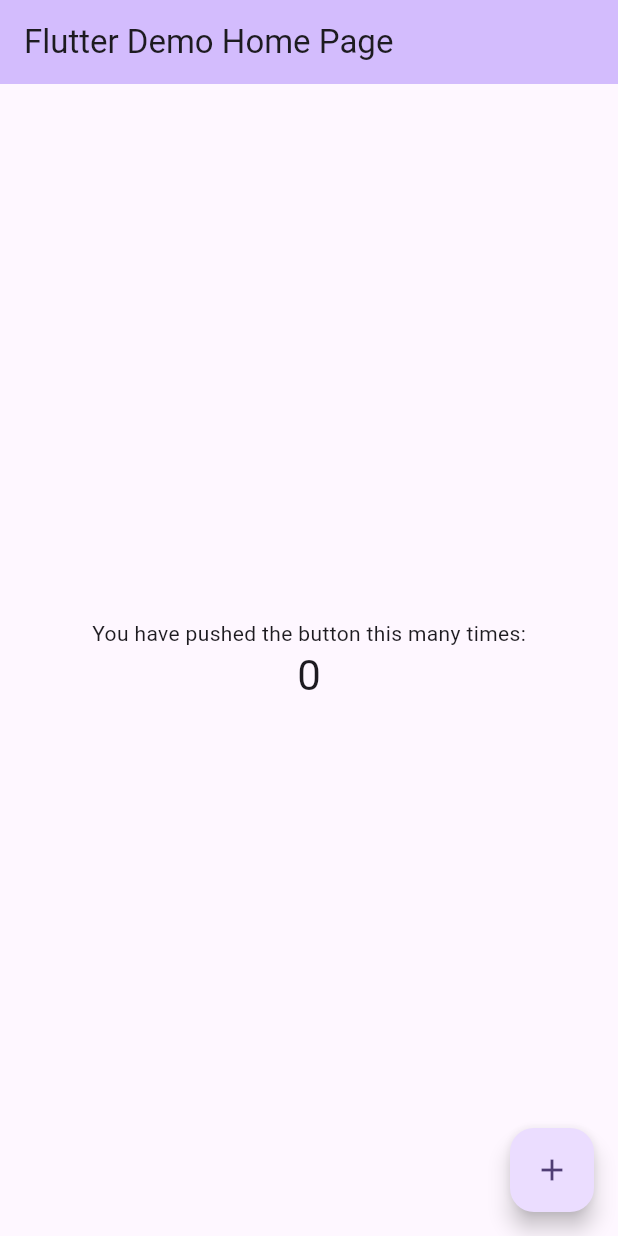
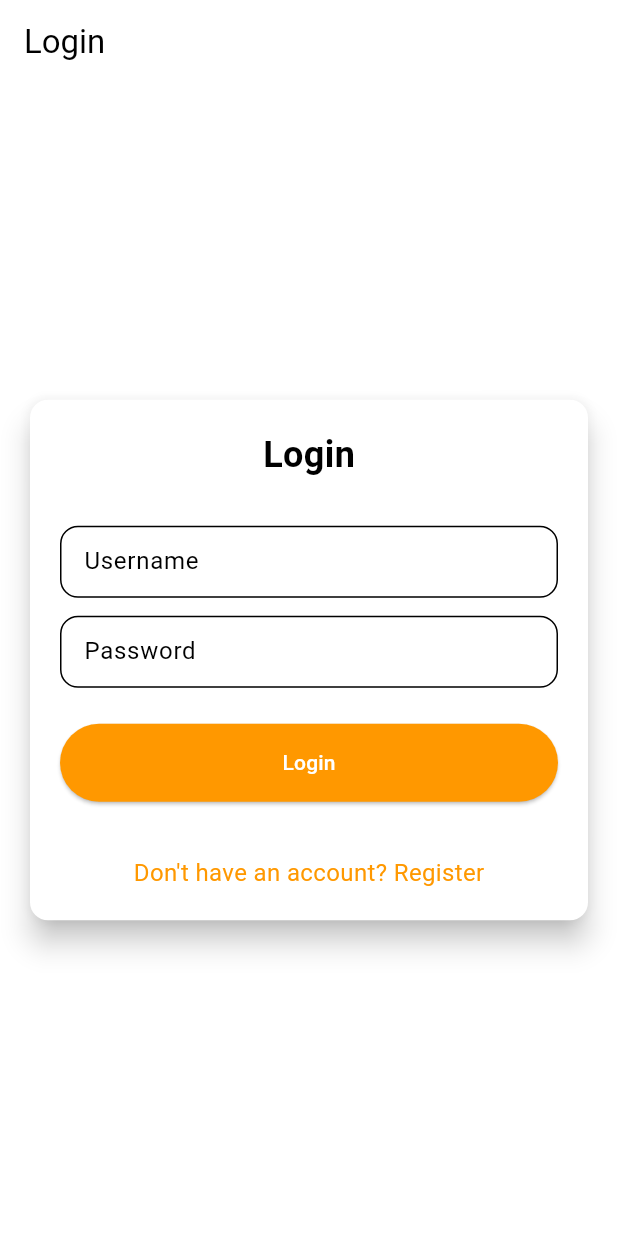
Before and after one commit to PBP-242-D11/roso-jogja-mobile, a Flutter app: the screen it shows after launch, on a phone screen of 412 x 824 dp. Run offline on Flutter 3.47's test engine with Material 3 defaults, Android fonts, the phone set to English and light mode, and no system bars.

Commit message:
feat: init static login page

```diff
--- /dev/null
+++ b/lib/features/auth/pages/login.dart
@@ -0,0 +1,119 @@
+import 'package:flutter/material.dart';
+
+void main() {
+  runApp(const LoginApp());
+}
+
+class LoginApp extends StatelessWidget {
+  const LoginApp({super.key});
+
+  @override
+  Widget build(BuildContext context) {
+    return MaterialApp(
+      title: 'Login',
+      theme: ThemeData(
+        useMaterial3: true,
+        colorScheme: ColorScheme.fromSwatch(
+          primarySwatch: Colors.deepPurple,
+        ).copyWith(secondary: Colors.deepPurple[400]),
+      ),
+      home: const LoginPage(),
+    );
+  }
+}
+
+class LoginPage extends StatefulWidget {
+  const LoginPage({super.key});
+
+  @override
+  State<LoginPage> createState() => _LoginPageState();
+}
+
+class _LoginPageState extends State<LoginPage> {
+  final TextEditingController _usernameController = TextEditingController();
+  final TextEditingController _passwordController = TextEditingController();
+
+  @override
+  Widget build(BuildContext context) {
+    return Scaffold(
+      appBar: AppBar(
+        title: const Text('Login'),
+      ),
+      body: Center(
+        child: SingleChildScrollView(
+          padding: const EdgeInsets.all(16.0),
+          child: Card(
+            elevation: 8,
+            shape: RoundedRectangleBorder(
+              borderRadius: BorderRadius.circular(12.0),
+            ),
+            child: Padding(
+              padding: const EdgeInsets.all(20.0),
+              child: Column(
+                mainAxisSize: MainAxisSize.min,
+                children: [
+                  const Text(
+                    'Login',
+                    style: TextStyle(
+                      fontSize: 24.0,
+                      fontWeight: FontWeight.bold,
+                    ),
+                  ),
+                  const SizedBox(height: 30.0),
+                  TextField(
+                    controller: _usernameController,
+                    decoration: const InputDecoration(
+                      labelText: 'Username',
+                      hintText: 'Enter your username',
+                      border: OutlineInputBorder(
+                        borderRadius: BorderRadius.all(Radius.circular(12.0)),
+                      ),
+                      contentPadding:
+                          EdgeInsets.symmetric(horizontal: 12.0, vertical: 8.0),
+                    ),
+                  ),
+                  const SizedBox(height: 12.0),
+                  TextField(
+                    controller: _passwordController,
+                    decoration: const InputDecoration(
+                      labelText: 'Password',
+                      hintText: 'Enter your password',
+                      border: OutlineInputBorder(
+                        borderRadius: BorderRadius.all(Radius.circular(12.0)),
+                      ),
+                      contentPadding:
+                          EdgeInsets.symmetric(horizontal: 12.0, vertical: 8.0),
+                    ),
+                    obscureText: true,
+                  ),
+                  const SizedBox(height: 24.0),
+                  ElevatedButton(
+                    onPressed: () {},
+                    style: ElevatedButton.styleFrom(
+                      foregroundColor: Colors.white,
+                      minimumSize: const Size(double.infinity, 50),
+                      backgroundColor: Theme.of(context).colorScheme.primary,
+                      padding: const EdgeInsets.symmetric(vertical: 16.0),
+                    ),
+                    child: const Text('Login'),
+                  ),
+                  const SizedBox(height: 36.0),
+                  GestureDetector(
+                    onTap: () {},
+                    child: Text(
+                      'Don\'t have an account? Register',
+                      style: TextStyle(
+                        color: Theme.of(context).colorScheme.primary,
+                        fontSize: 16.0,
+                      ),
+                    ),
+                  ),
+                ],
+              ),
+            ),
+          ),
+        ),
+      ),
+    );
+  }
+}
--- a/lib/main.dart
+++ b/lib/main.dart
@@ -1,4 +1,5 @@
 import 'package:flutter/material.dart';
+import 'features/auth/pages/login.dart';
 
 void main() {
   runApp(const MyApp());
@@ -11,115 +12,29 @@ class MyApp extends StatelessWidget {
   @override
   Widget build(BuildContext context) {
     return MaterialApp(
-      title: 'Flutter Demo',
+      title: 'Roso Jogja Mobile',
       theme: ThemeData(
-        // This is the theme of your application.
-        //
-        // TRY THIS: Try running your application with "flutter run". You'll see
-        // the application has a purple toolbar. Then, without quitting the app,
-        // try changing the seedColor in the colorScheme below to Colors.green
-        // and then invoke "hot reload" (save your changes or press the "hot
-        // reload" button in a Flutter-supported IDE, or press "r" if you used
-        // the command line to start the app).
-        //
-        // Notice that the counter didn't reset back to zero; the application
-        // state is not lost during the reload. To reset the state, use hot
-        // restart instead.
-        //
-        // This works for code too, not just values: Most code changes can be
-        // tested with just a hot reload.
-        colorScheme: ColorScheme.fromSeed(seedColor: Colors.deepPurple),
+        // Orange and white color scheme
+        colorScheme: ColorScheme.fromSwatch(
+          primarySwatch: Colors.orange,
+          backgroundColor: Colors.white,
+          cardColor: Colors.white,
+          errorColor: Colors.red,
+          brightness: Brightness.light,
+        ),
+        // Default font family
+        fontFamily: 'Roboto',
+        // Default text theme
+        textTheme: const TextTheme(
+          headlineMedium: TextStyle(
+            fontSize: 48.0,
+            fontWeight: FontWeight.bold,
+          ),
+        ),
         useMaterial3: true,
       ),
-      home: const MyHomePage(title: 'Flutter Demo Home Page'),
+      // Page kalian yang ingin ditampilkan waktu app dimulai
+      home: const LoginPage(),
     );
   }
 }
-
-class MyHomePage extends StatefulWidget {
-  const MyHomePage({super.key, required this.title});
-
-  // This widget is the home page of your application. It is stateful, meaning
-  // that it has a State object (defined below) that contains fields that affect
-  // how it looks.
-
-  // This class is the configuration for the state. It holds the values (in this
-  // case the title) provided by the parent (in this case the App widget) and
-  // used by the build method of the State. Fields in a Widget subclass are
-  // always marked "final".
-
-  final String title;
-
-  @override
-  State<MyHomePage> createState() => _MyHomePageState();
-}
-
-class _MyHomePageState extends State<MyHomePage> {
-  int _counter = 0;
-
-  void _incrementCounter() {
-    setState(() {
-      // This call to setState tells the Flutter framework that something has
-      // changed in this State, which causes it to rerun the build method below
-      // so that the display can reflect the updated values. If we changed
-      // _counter without calling setState(), then the build method would not be
-      // called again, and so nothing would appear to happen.
-      _counter++;
-    });
-  }
-
-  @override
-  Widget build(BuildContext context) {
-    // This method is rerun every time setState is called, for instance as done
-    // by the _incrementCounter method above.
-    //
-    // The Flutter framework has been optimized to make rerunning build methods
-    // fast, so that you can just rebuild anything that needs updating rather
-    // than having to individually change instances of widgets.
-    return Scaffold(
-      appBar: AppBar(
-        // TRY THIS: Try changing the color here to a specific color (to
-        // Colors.amber, perhaps?) and trigger a hot reload to see the AppBar
-        // change color while the other colors stay the same.
-        backgroundColor: Theme.of(context).colorScheme.inversePrimary,
-        // Here we take the value from the MyHomePage object that was created by
-        // the App.build method, and use it to set our appbar title.
-        title: Text(widget.title),
-      ),
-      body: Center(
-        // Center is a layout widget. It takes a single child and positions it
-        // in the middle of the parent.
-        child: Column(
-          // Column is also a layout widget. It takes a list of children and
-          // arranges them vertically. By default, it sizes itself to fit its
-          // children horizontally, and tries to be as tall as its parent.
-          //
-          // Column has various properties to control how it sizes itself and
-          // how it positions its children. Here we use mainAxisAlignment to
-          // center the children vertically; the main axis here is the vertical
-          // axis because Columns are vertical (the cross axis would be
-          // horizontal).
-          //
-          // TRY THIS: Invoke "debug painting" (choose the "Toggle Debug Paint"
-          // action in the IDE, or press "p" in the console), to see the
-          // wireframe for each widget.
-          mainAxisAlignment: MainAxisAlignment.center,
-          children: <Widget>[
-            const Text(
-              'You have pushed the button this many times:',
-            ),
-            Text(
-              '$_counter',
-              style: Theme.of(context).textTheme.headlineMedium,
-            ),
-          ],
-        ),
-      ),
-      floatingActionButton: FloatingActionButton(
-        onPressed: _incrementCounter,
-        tooltip: 'Increment',
-        child: const Icon(Icons.add),
-      ), // This trailing comma makes auto-formatting nicer for build methods.
-    );
-  }
-}
```
Also changed, not shown: lib/features/auth/pages/register.dart (added).
